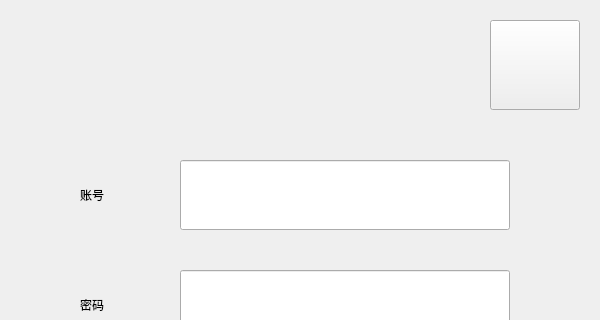
This is src/XMusic/ui/logindlg.ui in 1028417/XMusic as Qt 5 draws it before an edit; both pictures show x 0 to 600 and y 0 to 320 of the 600 by 530 pixel window. The edited form follows.
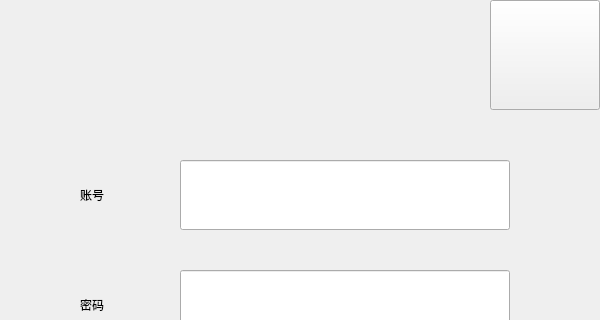
This is the edited form. Icons and pictures are not drawn. Custom widgets are drawn as their Qt base class.

The edit to the form file:
```diff
--- a/src/XMusic/ui/logindlg.ui
+++ b/src/XMusic/ui/logindlg.ui
@@ -64,9 +64,9 @@
    <property name="geometry">
     <rect>
      <x>490</x>
-     <y>20</y>
-     <width>90</width>
-     <height>90</height>
+     <y>0</y>
+     <width>110</width>
+     <height>110</height>
     </rect>
    </property>
    <property name="autoFillBackground">
@@ -136,10 +136,10 @@
   <widget class="CLabel" name="labelTitle">
    <property name="geometry">
     <rect>
-     <x>20</x>
-     <y>20</y>
-     <width>490</width>
-     <height>90</height>
+     <x>0</x>
+     <y>0</y>
+     <width>520</width>
+     <height>110</height>
     </rect>
    </property>
    <property name="text">
```
